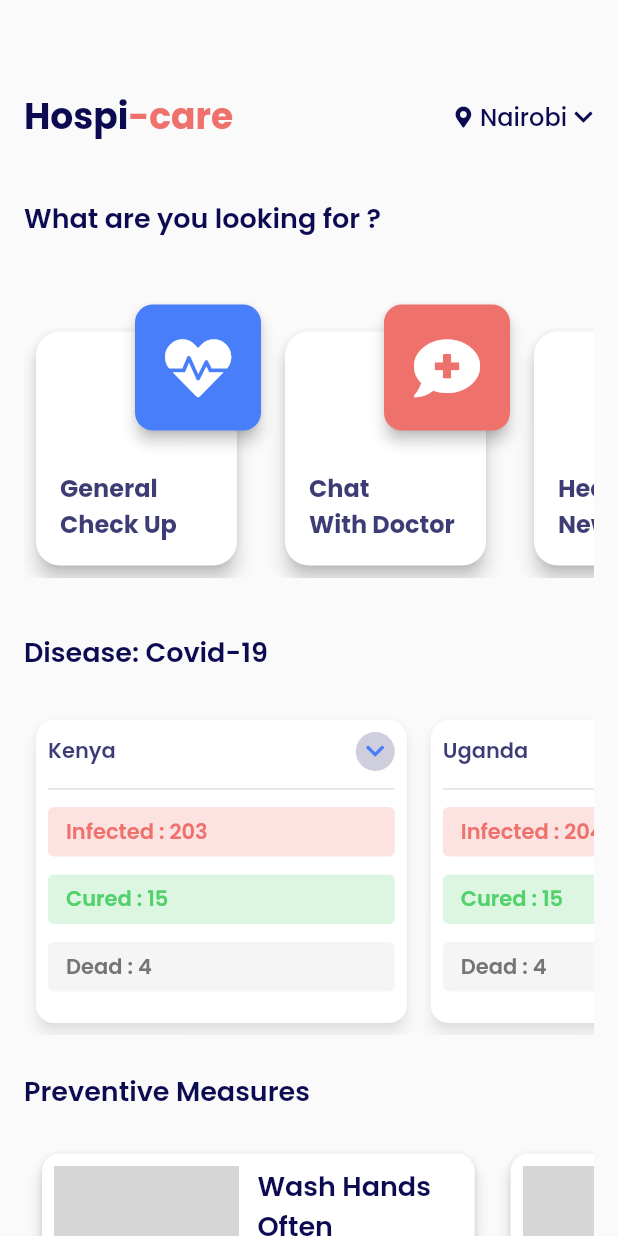
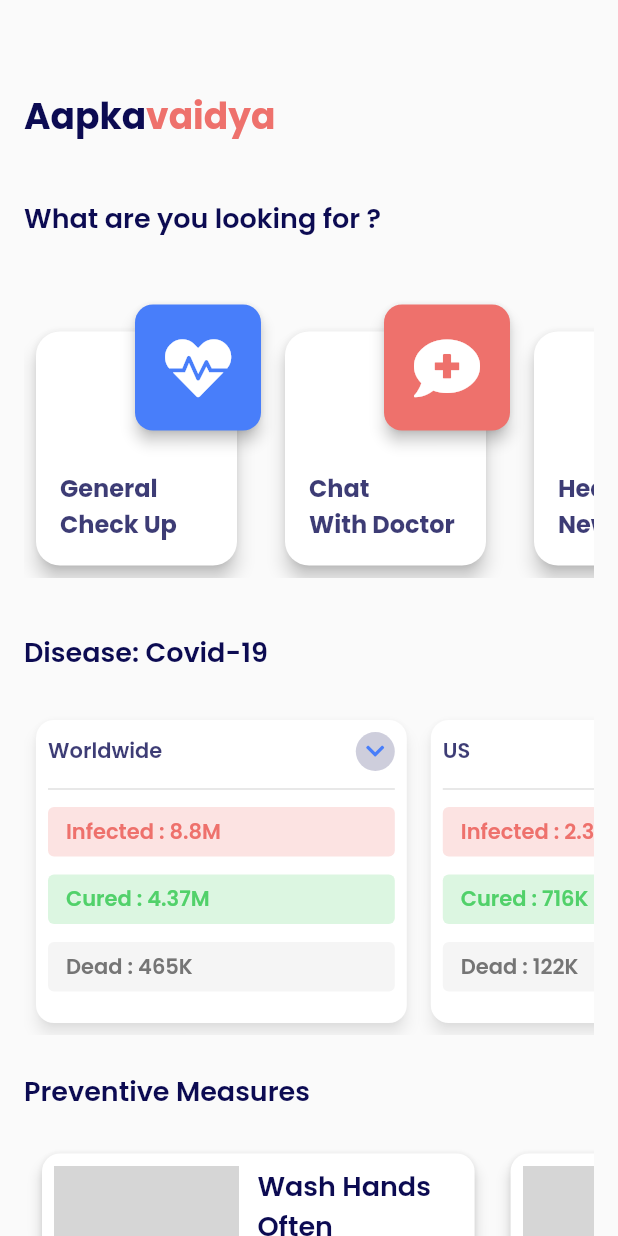
Before and after one commit to DhruvSingla007/hack-jaipur-2020, a Flutter app: the CoronaTracker screen opened directly, on a phone screen of 412 x 824 dp. Run offline on Flutter 3.47's test engine with Material 2 defaults, Android fonts, the phone set to English and light mode, and no system bars; our stand-ins replace cloud_firestore, firebase_auth, flutter_icons, flutter_svg, fluttertoast, font_awesome_flutter and 9 more; missing offline and left inert: flutter_share, link, music_player, search_page; accounts and stored records are empty; grey boxes are pictures that could not be loaded.

Commit message:
covid tracker added

```diff
--- a/lib/pages/corona_tracker.dart
+++ b/lib/pages/corona_tracker.dart
@@ -49,7 +49,7 @@ class _CoronaTrackerState extends State<CoronaTracker> {
   _buildMainTitle() {
     return RichText(
         text: TextSpan(
-            text: 'Hospi',
+            text: 'Aapka',
             style: GoogleFonts.poppins(
               color: Config.primaryColor,
               fontSize: 24,
@@ -57,7 +57,7 @@ class _CoronaTrackerState extends State<CoronaTracker> {
             ),
             children: <TextSpan>[
               TextSpan(
-                text: '-care',
+                text: 'vaidya',
                 style: GoogleFonts.poppins(
                   color: Config.redColor,
                   fontSize: 24,
@@ -80,8 +80,7 @@ class _CoronaTrackerState extends State<CoronaTracker> {
             Row(
               mainAxisAlignment: MainAxisAlignment.spaceBetween,
               children: <Widget>[
-                _buildMainTitle(),
-                _buildMyLocation(),
+                _buildMainTitle()
               ],
             ),
             SizedBox(height: 36),
@@ -129,19 +128,15 @@ class _CoronaTrackerState extends State<CoronaTracker> {
                 scrollDirection: Axis.horizontal,
                 children: <Widget>[
                   StatsCard(
-                      country: 'Kenya', infected: 203, dead: 4, cured: 15),
+                      country: 'Worldwide', infected: "8.8M", dead: "465K", cured: "4.37M"),
                   StatsCard(
-                      country: 'Uganda', infected: 2043, dead: 4, cured: 15),
+                      country: 'US', infected: "2.3M", dead: "122K", cured: "716K"),
                   StatsCard(
-                      country: 'Tanzania', infected: 23, dead: 4, cured: 15),
-                  StatsCard(country: 'US', infected: 212, dead: 4, cured: 15),
-                  StatsCard(country: 'UK', infected: 34, dead: 4, cured: 15),
+                      country: 'Brazil', infected: "1.07M", dead: "50K", cured: "543K"),
+                  StatsCard(country: 'Russia', infected: "585K", dead: "8K", cured: "340K"),
+                  StatsCard(country: 'India', infected: "410K", dead: "13K", cured: "228K"),
                   StatsCard(
-                      country: 'Russia', infected: 75, dead: 4, cured: 15),
-                  StatsCard(
-                      country: 'China', infected: 203, dead: 4, cured: 15),
-                  StatsCard(
-                      country: 'Italy', infected: 203, dead: 4, cured: 15),
+                      country: 'UK', infected: "303K", dead: "42.5K", cured: "-"),
                 ],
               ),
             ),
--- a/lib/widgets/starts_card.dart
+++ b/lib/widgets/starts_card.dart
@@ -4,7 +4,7 @@ import 'package:hackjaipur2020/config.dart';
 
 class StatsCard extends StatelessWidget {
   final String country;
-  final int infected, dead, cured;
+  final String infected, dead, cured;
 
   const StatsCard(
       {Key key,
```
